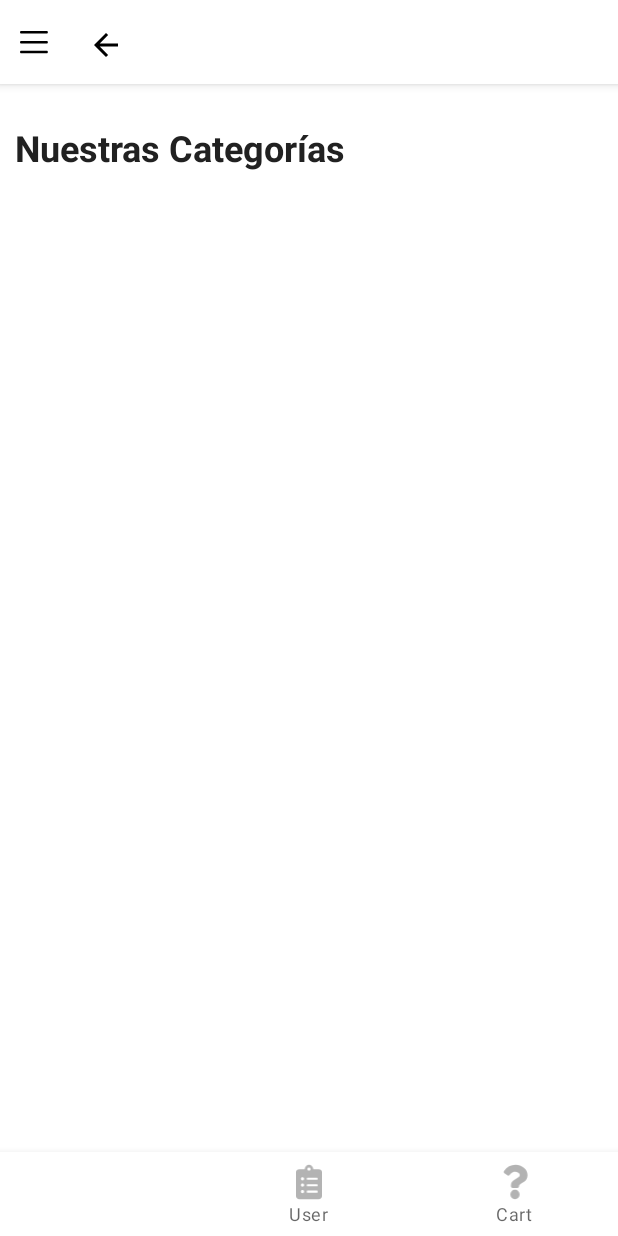
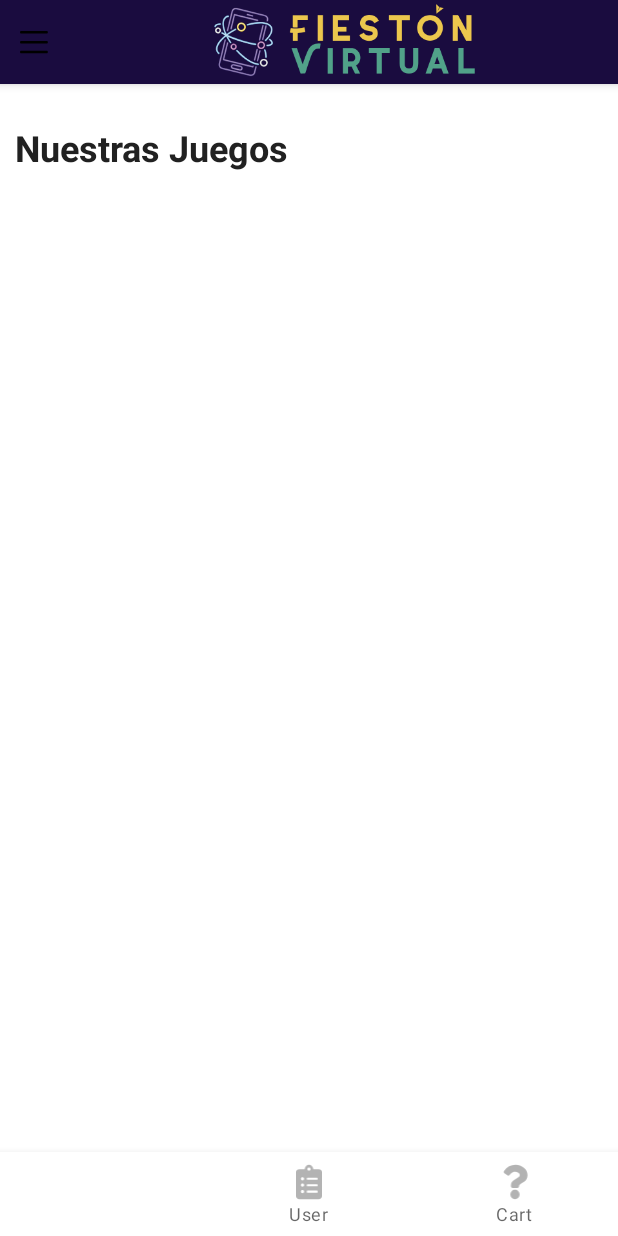
Before and after one commit to GersonDev/freelo-fieston-virtual, an Android app: the screen it shows after launch (MainActivity), after a tap on "ENTRAR", on a phone screen of 412 x 824 dp. Run offline under Robolectric (Android 15) with nearby library versions, the phone set to English and light mode, and no system bars; our stand-ins replace navigation-ui; pictures from the network do not load; 1 statement that could not run was skipped.

Commit message:
* Improve code verification screen * improve flow

```diff
--- a/app/src/main/java/com/spydevs/fiestonvirtual/ui/code_verification/CodeVerificationActivity.kt
+++ b/app/src/main/java/com/spydevs/fiestonvirtual/ui/code_verification/CodeVerificationActivity.kt
@@ -14,17 +14,9 @@ class CodeVerificationActivity : AppCompatActivity() {
         super.onCreate(savedInstanceState)
         setContentView(R.layout.activity_code_verification)
         setupViewListeners()
-        //TODO delete data test.
-        WelcomeDialogFragment.newInstance(
-            "BIENVENIDO JUAN",
-            "Hoy celebramos el aniversario 50 de Super Mercados metro"
-            ,
-            "Un viaje para dos personas a Cancun",
-            "https://image.freepik.com/vector-gratis/caja-regalo-sorpresa-abierta_3446-340.jpg"
-        ).show(supportFragmentManager, WelcomeDialogFragment.TAG)
     }
 
-    fun setupViewListeners() {
+    private fun setupViewListeners() {
         codeButton.setOnClickListener {
             startActivity(Intent(this, MainActivity::class.java))
         }
--- a/app/src/main/java/com/spydevs/fiestonvirtual/ui/main/MainActivity.kt
+++ b/app/src/main/java/com/spydevs/fiestonvirtual/ui/main/MainActivity.kt
@@ -6,6 +6,7 @@ import androidx.navigation.findNavController
 import androidx.navigation.ui.setupWithNavController
 import com.google.android.material.bottomnavigation.BottomNavigationView
 import com.spydevs.fiestonvirtual.R
+import com.spydevs.fiestonvirtual.ui.welcome.WelcomeDialogFragment
 import kotlinx.android.synthetic.main.toolbar_main.*
 
 class MainActivity : AppCompatActivity() {
@@ -26,10 +27,21 @@ class MainActivity : AppCompatActivity() {
 //        shoppingCartViewModel.requestCart()
 //        initBadge()
 
-
-
         val navView: BottomNavigationView = findViewById(R.id.mainBottomNavigationView)
         val navController = findNavController(R.id.nav_host_fragment)
         navView.setupWithNavController(navController)
+
+        showWelcomeScreen()
+    }
+
+    private fun showWelcomeScreen() {
+        //TODO delete data test.
+        WelcomeDialogFragment.newInstance(
+            "BIENVENIDO JUAN",
+            "Hoy celebramos el aniversario 50 de Super Mercados metro"
+            ,
+            "Un viaje para dos personas a Cancun",
+            "https://image.freepik.com/vector-gratis/caja-regalo-sorpresa-abierta_3446-340.jpg"
+        ).show(supportFragmentManager, WelcomeDialogFragment.TAG)
     }
 }
--- a/app/src/main/res/layout/activity_code_verification.xml
+++ b/app/src/main/res/layout/activity_code_verification.xml
@@ -6,7 +6,7 @@
     android:layout_height="match_parent"
     android:paddingLeft="16dp"
     android:paddingRight="16dp"
-    android:background="@color/deep_purple_700"
+    android:background="@color/colorPrimaryDark"
     tools:context=".ui.code_verification.CodeVerificationActivity">
 
     <com.google.android.material.textfield.TextInputLayout
@@ -65,6 +65,6 @@
         app:layout_constraintEnd_toEndOf="parent"
         app:layout_constraintStart_toStartOf="parent"
         app:layout_constraintTop_toTopOf="parent"
-        app:srcCompat="@android:drawable/btn_star_big_on" />
+        app:srcCompat="@drawable/ic_logo_fieston_virtual" />
 
 </androidx.constraintlayout.widget.ConstraintLayout>
--- a/app/src/main/res/layout/fragment_home.xml
+++ b/app/src/main/res/layout/fragment_home.xml
@@ -21,7 +21,7 @@
             android:layout_height="wrap_content"
             android:paddingTop="16dp"
             android:paddingBottom="8dp"
-            android:text="Nuestras Categorías"
+            android:text="Nuestras Juegos"
             android:textColor="@color/grey_900"
             android:textSize="24sp"
             android:textStyle="bold" />
--- a/app/src/main/res/layout/linear_layout_search.xml
+++ b/app/src/main/res/layout/linear_layout_search.xml
@@ -4,43 +4,11 @@
     android:id="@+id/llSearch"
     android:layout_width="match_parent"
     android:layout_height="wrap_content"
-    android:background="@color/colorPrimary"
     android:orientation="horizontal">
 
-    <androidx.appcompat.widget.LinearLayoutCompat
-        android:id="@+id/cvSearch"
-        android:layout_width="0dp"
-        android:layout_height="match_parent"
-        android:layout_marginStart="1dp"
-        android:layout_marginTop="7dp"
-        android:layout_marginEnd="7dp"
-        android:layout_marginBottom="7dp"
-        android:layout_weight="1"
-        android:background="@color/colorPrimary">
-
-        <androidx.appcompat.widget.LinearLayoutCompat
-            android:layout_width="match_parent"
-            android:layout_height="45dp"
-            android:orientation="horizontal">
-
-            <androidx.appcompat.widget.AppCompatImageButton
-                android:id="@+id/ibSearch"
-                android:layout_width="48dp"
-                android:layout_height="match_parent"
-                android:background="?attr/selectableItemBackground"
-                android:contentDescription="@null"
-                app:srcCompat="@drawable/ic_arrow_back_black" />
-
-            <androidx.appcompat.widget.AppCompatImageButton
-                android:id="@+id/voiceImageButton"
-                android:layout_width="48dp"
-                android:layout_height="match_parent"
-                android:background="?attr/selectableItemBackground"
-                android:contentDescription="@null"
-                android:visibility="invisible" />
-
-        </androidx.appcompat.widget.LinearLayoutCompat>
-
-    </androidx.appcompat.widget.LinearLayoutCompat>
+    <ImageView
+        android:layout_width="match_parent"
+        android:layout_height="wrap_content"
+        android:src="@drawable/ic_logo_fieston_virtual"/>
 
 </androidx.appcompat.widget.LinearLayoutCompat>
--- a/app/src/main/res/layout/toolbar_main.xml
+++ b/app/src/main/res/layout/toolbar_main.xml
@@ -4,7 +4,7 @@
     android:id="@+id/tlbGeneral"
     android:layout_width="match_parent"
     android:layout_height="?attr/actionBarSize"
-    android:background="@android:color/white"
+    android:background="@color/colorPrimaryDark"
     app:contentInsetEnd="0dp"
     app:contentInsetLeft="0dp"
     app:contentInsetRight="0dp"
--- a/app/src/main/res/values/colors.xml
+++ b/app/src/main/res/values/colors.xml
@@ -1,8 +1,8 @@
 <?xml version="1.0" encoding="utf-8"?>
 <resources>
     <color name="colorPrimary">@color/white</color>
-    <color name="colorPrimaryDark">#3700B3</color>
-    <color name="colorAccent">#00C853</color>
+    <color name="colorPrimaryDark">#1A0C3F</color>
+    <color name="colorAccent">#00BFA5</color>
 
     <color name="red_50">#FFEBEE</color>
     <color name="red_100">#FFCDD2</color>
```
